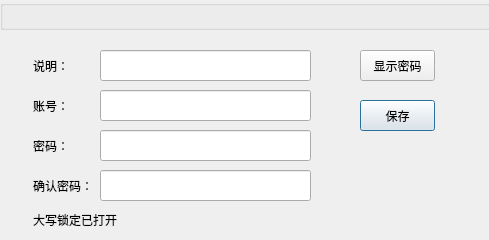
Old version of the form inputkeyui.ui in the repository realth000/keycontainer.
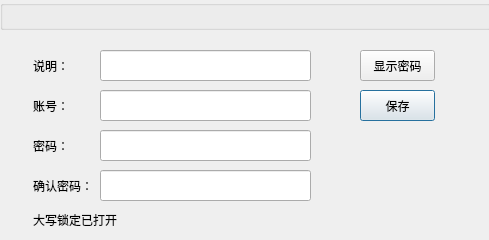
New version of the form. Custom widgets are drawn as their Qt base class.

Diff of the .ui file:
```diff
--- a/inputkeyui.ui
+++ b/inputkeyui.ui
@@ -112,7 +112,7 @@
    <property name="geometry">
     <rect>
      <x>360</x>
-     <y>100</y>
+     <y>90</y>
      <width>75</width>
      <height>31</height>
     </rect>
@@ -125,7 +125,7 @@
    <property name="geometry">
     <rect>
      <x>330</x>
-     <y>150</y>
+     <y>155</y>
      <width>141</width>
      <height>21</height>
     </rect>
```
